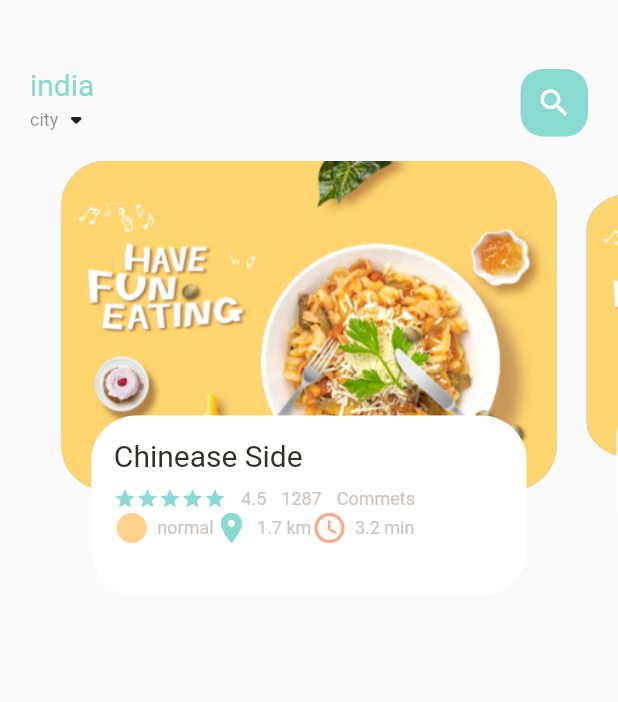
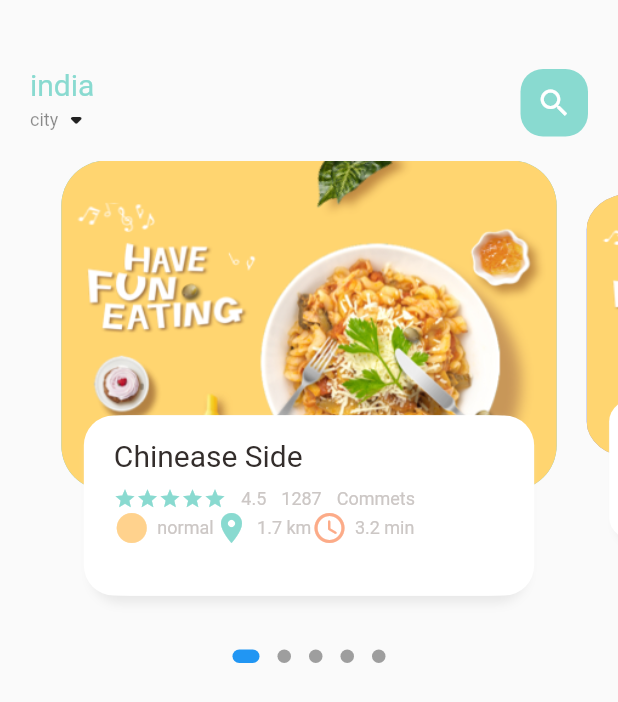
Before and after one commit to milankatira/food_delivery_app, a Flutter app: the screen it shows after launch, on a phone screen of 412 x 824 dp. Shown: the top 702 px of the screen. Run offline on Flutter 3.47's test engine with Material 2 defaults, Android fonts, the phone set to English and light mode, and no system bars; drawn by our look-alikes of dots_indicator; missing offline and left inert: dart:ffi.

Commit message:
dot inicator added

```diff
--- a/lib/home/food_page_body.dart
+++ b/lib/home/food_page_body.dart
@@ -1,5 +1,6 @@
 import 'dart:ffi';
 
+import 'package:dots_indicator/dots_indicator.dart';
 import 'package:flutter/material.dart';
 import 'package:food_dcelivery_app/color/AppColor.dart';
 import 'package:food_dcelivery_app/widgets/big_text.dart';
@@ -36,14 +37,28 @@
 
   @override
   Widget build(BuildContext context) {
-    return Container(
+    return Column(
+      children: [
+        Container(
             height: 320,
             child: PageView.builder(
                 controller: pageController,
                 itemCount: 5,
                 itemBuilder: (context, position) {
                   return _buildPageItem(position);
-            }));
+                })),
+        new DotsIndicator(
+          dotsCount: 5,
+          position: _currPageValue,
+          decorator: DotsDecorator(
+            size: const Size.square(9.0),
+            activeSize: const Size(18.0, 9.0),
+            activeShape: RoundedRectangleBorder(
+                borderRadius: BorderRadius.circular(5.0)),
+          ),
+        ),
+      ],
+    );
   }
 
   Widget _buildPageItem(int index) {
@@ -69,7 +84,7 @@
     } else {
       var currScale = 0.8;
       matrix = Matrix4.diagonal3Values(1, currScale, 1)
-        ..setTranslationRaw(1,_height*(1- _scaleFactor)/2, 1);
+        ..setTranslationRaw(1, _height * (1 - _scaleFactor) / 2, 1);
     }
     return Transform(
       transform: matrix,
@@ -94,7 +109,15 @@
                 margin: EdgeInsets.only(left: 30, right: 30, bottom: 30),
                 decoration: BoxDecoration(
                   color: Colors.white,
-                  borderRadius: BorderRadius.circular(30),
+                  borderRadius: BorderRadius.circular(20),
+                  boxShadow: [
+                    BoxShadow(
+                        color: Color(0xFFe8e8e8),
+                        blurRadius: 5.0,
+                        offset: Offset(0, 5)),
+                    BoxShadow(color: Colors.white, offset: Offset(-5, 0)),
+                    BoxShadow(color: Colors.white, offset: Offset(5, 0))
+                  ],
                 ),
                 child: Container(
                   padding: EdgeInsets.only(top: 15, left: 15, right: 15),
--- a/pubspec.yaml
+++ b/pubspec.yaml
@@ -23,6 +23,7 @@
   # The following adds the Cupertino Icons font to your application.
   # Use with the CupertinoIcons class for iOS style icons.
   cupertino_icons: ^1.0.2
+  dots_indicator: ^2.0.0
 
 dev_dependencies:
   flutter_test:
```
Also changed, not shown: pubspec.lock. Lines whose indentation alone changed are shown as unchanged.
